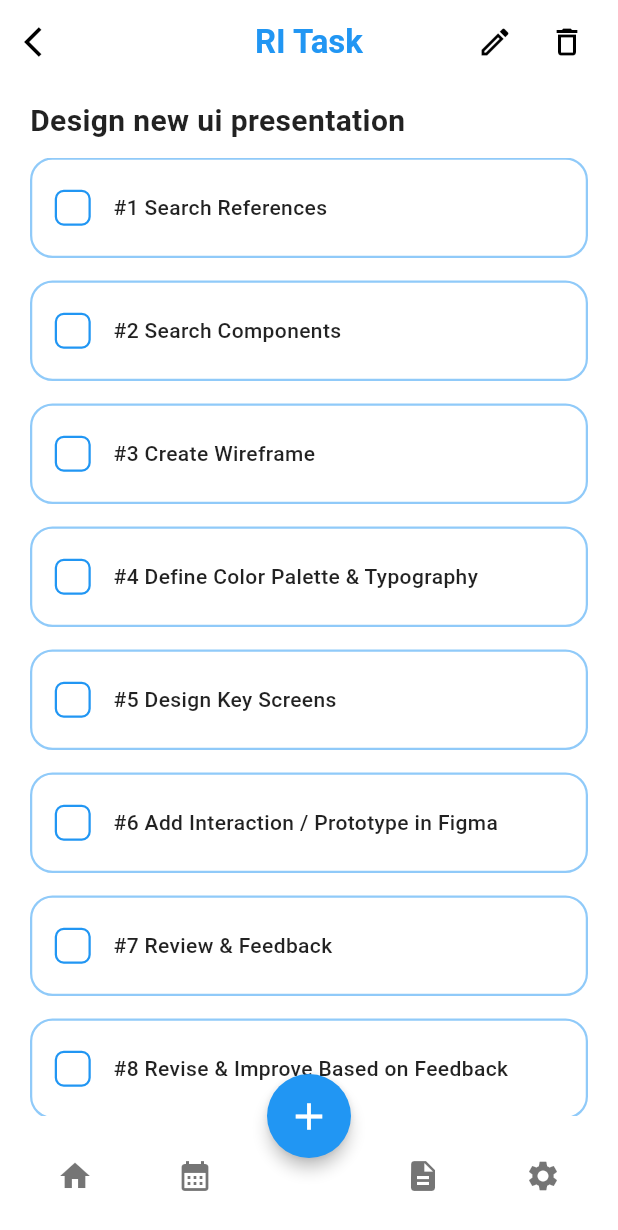
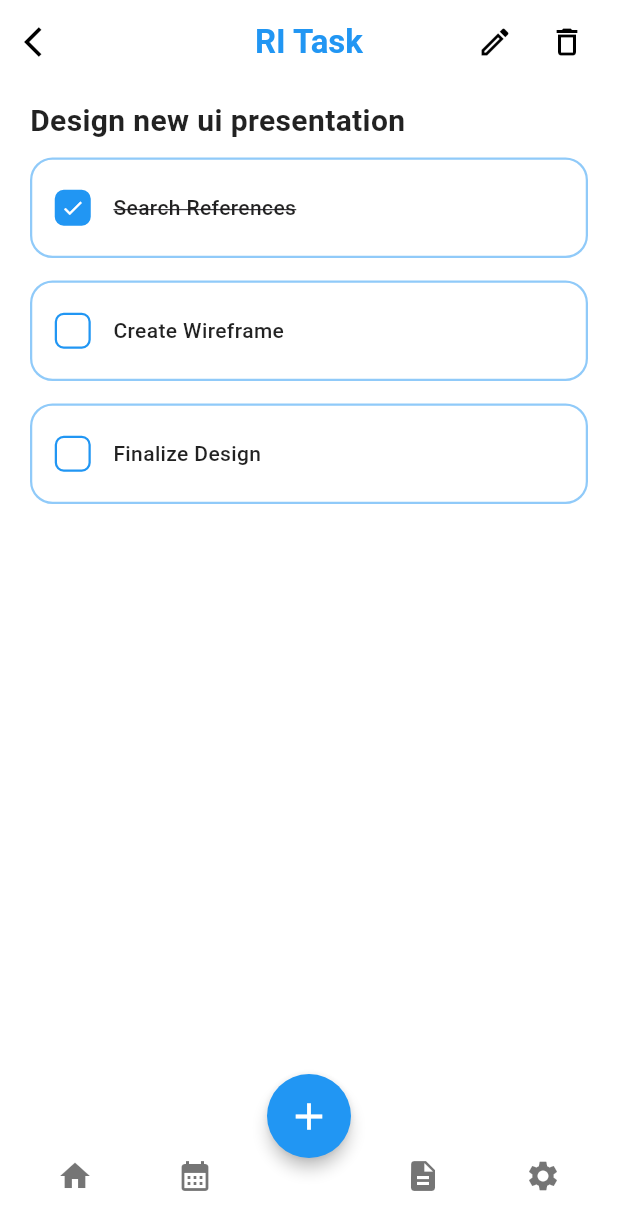
Before and after one commit to ZaidanRiz/Task_Management-app, a Flutter app: the CalendarView screen opened by its route, after a tap on "Design new ui presentation", on a phone screen of 412 x 824 dp. Shown: the top 1230 px of the screen. Run offline on Flutter 3.47's test engine with Material 3 defaults, Android fonts, the phone set to English and light mode, and no system bars; our stand-ins replace get, image_picker.

Commit message:
CRUD Task & Detail Task, Dummy API Service, & Async Data Loading

```diff
--- a/lib/app/data/models/task_model.dart
+++ b/lib/app/data/models/task_model.dart
@@ -1,21 +1,25 @@
 import 'package:flutter/material.dart';
 
 class TaskModel {
+  String id; // Tambah ID agar mudah dihapus/diedit
   String title;
   String project;
-  int progress; // misal: 7
-  int total;    // misal: 10
-  String date;  // misal: "19 Nov 2025"
+  String date;
   Color dateColor;
   Color progressColor;
+  List<Map<String, dynamic>> todos; // Menyimpan langkah-langkah
 
   TaskModel({
+    required this.id,
     required this.title,
     required this.project,
-    required this.progress,
-    required this.total,
     required this.date,
     required this.dateColor,
     required this.progressColor,
+    this.todos = const [], // Default kosong
   });
+
+  // Getter dinamis untuk menghitung progress & total
+  int get total => todos.length;
+  int get progress => todos.where((e) => e['isCompleted'] == true).length;
 }
--- a/lib/app/modules/AllTask/views/all_task_view.dart
+++ b/lib/app/modules/AllTask/views/all_task_view.dart
@@ -83,7 +83,7 @@ class AllTasksView extends GetView<AllTaskController> {
       dateColor: task.dateColor,
       progressColor: task.progressColor,
       onTap: () {
-        Get.toNamed('/detail-task');
+        Get.toNamed('/detail-task', arguments: task);
       },
     );
   }
--- a/lib/app/modules/DetailTask/controllers/detail_task_controller.dart
+++ b/lib/app/modules/DetailTask/controllers/detail_task_controller.dart
@@ -1,34 +1,27 @@
 import 'package:get/get.dart';
+import 'package:task_management_app/app/controllers/task_controller.dart';
+import 'package:task_management_app/app/data/models/task_model.dart';
 
 class DetailTaskController extends GetxController {
-  // Data dummy untuk langkah-langkah (Nanti bisa diambil dari API/Arguments)
-  // Menggunakan RxList agar UI otomatis update saat dicentang
-  var steps = <Map<String, dynamic>>[
-    {'title': '#1 Search References', 'isCompleted': false},
-    {'title': '#2 Search Components', 'isCompleted': false},
-    {'title': '#3 Create Wireframe', 'isCompleted': false},
-    {'title': '#4 Define Color Palette & Typography', 'isCompleted': false},
-    {'title': '#5 Design Key Screens', 'isCompleted': false},
-    {'title': '#6 Add Interaction / Prototype in Figma', 'isCompleted': false},
-    {'title': '#7 Review & Feedback', 'isCompleted': false},
-    {'title': '#8 Revise & Improve Based on Feedback', 'isCompleted': false},
-    {'title': '#9 Finalize UI Kit', 'isCompleted': false},
-    {'title': '#10 Export & Prepare Presentation Deck', 'isCompleted': false},
-  ].obs;
+  // Ambil Global Controller
+  final TaskController globalTaskController = Get.find<TaskController>();
 
-  // Fungsi untuk mengubah status checklist
-  void toggleStep(int index) {
-    var step = steps[index];
-    step['isCompleted'] = !step['isCompleted'];
-    steps[index] = step; // Trigger update UI
+  // Task yang sedang dilihat
+  late TaskModel task;
+
+  @override
+  void onInit() {
+    super.onInit();
+    // Ambil data yang dikirim dari halaman sebelumnya
+    task = Get.arguments as TaskModel;
   }
 
-  // Fungsi Edit (Dummy)
-  void editTask() {
-    Get.snackbar("Edit", "Fitur Edit diklik");
+  // Fungsi Toggle (Langsung update ke Global)
+  void toggleStep(int index) {
+    globalTaskController.toggleTodo(task.id, index);
   }
 
-  // Fungsi Delete (Dummy)
+  // Fungsi Delete
   void deleteTask() {
     Get.defaultDialog(
       title: "Delete Task",
@@ -36,10 +29,15 @@ class DetailTaskController extends GetxController {
       textConfirm: "Yes",
       textCancel: "No",
       onConfirm: () {
-        Get.back(); // Tutup dialog
+        globalTaskController.deleteTask(task.id); // Hapus dari global
+        Get.back(); // Tutup Dialog
         Get.back(); // Kembali ke halaman sebelumnya
         Get.snackbar("Deleted", "Task deleted successfully");
       },
     );
   }
+
+  void editTask() {
+    Get.snackbar("Info", "Fitur Edit akan datang di minggu depan");
+  }
 }
--- a/lib/app/modules/DetailTask/views/detail_task_view.dart
+++ b/lib/app/modules/DetailTask/views/detail_task_view.dart
@@ -17,9 +17,9 @@ class DetailTaskView extends GetView<DetailTaskController> {
           icon: const Icon(Icons.arrow_back_ios, color: Colors.black),
           onPressed: () => Get.back(),
         ),
-        title: const Text(
-          'RI Task', // Judul Project (Sesuai Gambar)
-          style: TextStyle(color: Colors.blue, fontWeight: FontWeight.bold),
+        title: Text(
+          controller.task.project, // Judul Project Dinamis (misal: 'RI Task')
+          style: const TextStyle(color: Colors.blue, fontWeight: FontWeight.bold),
         ),
         centerTitle: true,
         actions: [
@@ -39,13 +39,14 @@ class DetailTaskView extends GetView<DetailTaskController> {
         child: Column(
           children: [
             // --- HEADER JUDUL TUGAS ---
-            const Padding(
-              padding: EdgeInsets.symmetric(horizontal: 20.0, vertical: 10.0),
+            Padding(
+              padding: const EdgeInsets.symmetric(horizontal: 20.0, vertical: 10.0),
               child: Align(
                 alignment: Alignment.centerLeft,
+                // Judul Tugas Dinamis (misal: 'Design new ui...')
                 child: Text(
-                  "Design new ui presentation",
-                  style: TextStyle(
+                  controller.task.title,
+                  style: const TextStyle(
                     fontSize: 20,
                     fontWeight: FontWeight.bold,
                     color: Colors.black87
@@ -56,26 +57,38 @@ class DetailTaskView extends GetView<DetailTaskController> {
 
             // --- LIST STEP (CHECKLIST) ---
             Expanded(
-              child: Obx(() => ListView.builder(
+              child: Obx(() {
+                // Mencari data tugas terbaru dari Global Controller agar reaktif
+                // (Jika user mencentang, UI langsung berubah)
+                var currentTask = controller.globalTaskController.tasks.firstWhere(
+                  (element) => element.id == controller.task.id,
+                  orElse: () => controller.task
+                );
+
+                return ListView.builder(
                   padding: const EdgeInsets.symmetric(horizontal: 20.0),
-                itemCount: controller.steps.length,
+                  // Menggunakan 'todos' dari TaskModel
+                  itemCount: currentTask.todos.length,
                   itemBuilder: (context, index) {
-                  final step = controller.steps[index];
+                    final step = currentTask.todos[index];
                     return _buildStepItem(
                       title: step['title'],
                       isCompleted: step['isCompleted'],
                       onTap: () => controller.toggleStep(index),
                     );
                   },
-              )),
+                );
+              }),
             ),
           ],
         ),
       ),
 
-      // --- BOTTOM NAVIGATION BAR (Sesuai Gambar) ---
+      // --- BOTTOM NAVIGATION BAR ---
       floatingActionButton: FloatingActionButton(
-        onPressed: () {}, // Logika tambah step jika perlu
+        onPressed: () {
+           // Tambah logika add step jika diperlukan nanti
+        },
         backgroundColor: Colors.blue,
         elevation: 4.0,
         shape: const CircleBorder(),
@@ -135,6 +148,7 @@ class DetailTaskView extends GetView<DetailTaskController> {
       ),
     );
   }
+
   // Widget Bottom Nav Bar
   Widget _buildBottomNavBar() {
     return BottomAppBar(
@@ -155,7 +169,6 @@ class DetailTaskView extends GetView<DetailTaskController> {
             const SizedBox(width: 40), // Spasi untuk FAB (+)
 
             // All Tasks (Description)
-            // Kita arahkan kembali ke /description
             _buildNavItem(Icons.description, isSelected: false, routeName: '/description'),
 
             // Settings
@@ -166,7 +179,7 @@ class DetailTaskView extends GetView<DetailTaskController> {
     );
   }
 
-  // 2. Widget Helper Item Navigasi (Sama persis dengan AllTasksView)
+  // Widget Helper Item Navigasi
   Widget _buildNavItem(IconData icon, {bool isSelected = false, String? routeName}) {
     return IconButton(
       icon: Icon(
@@ -177,7 +190,6 @@ class DetailTaskView extends GetView<DetailTaskController> {
       onPressed: () {
         if (routeName != null) {
           // Menggunakan Get.offNamed agar halaman Detail ditutup
-          // dan digantikan oleh halaman tujuan (agar tidak menumpuk di memori)
           Get.offNamed(routeName);
         }
       },
--- a/lib/app/modules/EditProfile/views/edit_profile_view.dart
+++ b/lib/app/modules/EditProfile/views/edit_profile_view.dart
@@ -1,4 +1,4 @@
-import 'dart:io';
+//import 'dart:io';
 import 'package:flutter/material.dart';
 import 'package:get/get.dart';
 import 'package:image_picker/image_picker.dart';
--- a/lib/app/modules/calender/views/calender_view.dart
+++ b/lib/app/modules/calender/views/calender_view.dart
@@ -55,7 +55,7 @@ class CalendarView extends GetView<CalendarController> {
                   date: task.date,
                   dateColor: task.dateColor,
                   progressColor: task.progressColor,
-                  onTap: () => Get.toNamed('/detail-task'),
+                  onTap: () => Get.toNamed('/detail-task', arguments: task),
                 );
               },
             )),
```
Also changed, not shown: lib/app/controllers/task_controller.dart (+48 -44 lines), lib/app/data/services/task_service.dart (added, +50 -0 lines), lib/app/modules/CreateTask/controllers/create_task_controller.dart (+14 -7 lines), lib/app/modules/home/views/home_view.dart (+9 -1 lines). Lines whose indentation alone changed are shown as unchanged.
